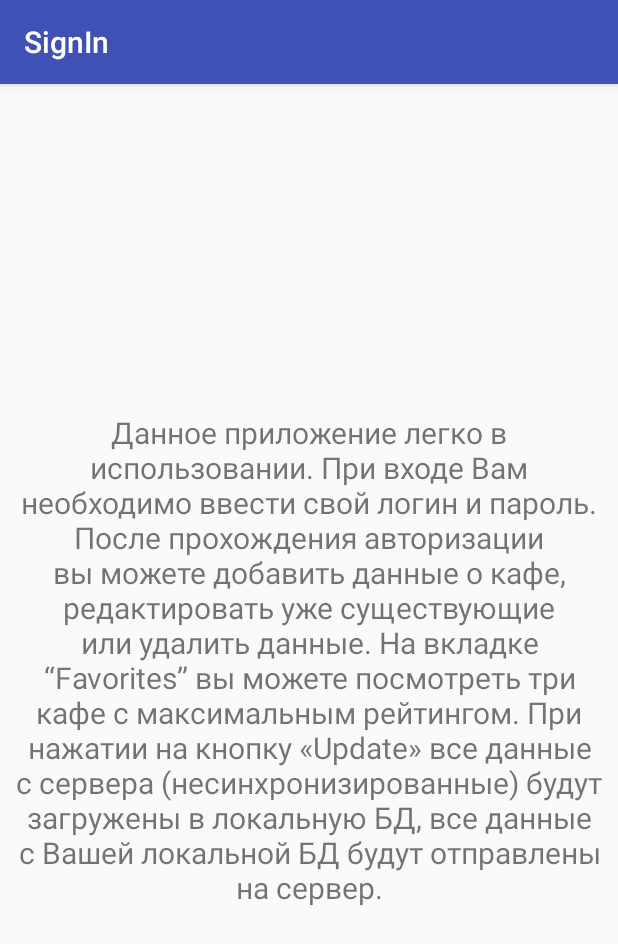
After one commit to AlenKir/CafesApp, an Android app: the HelpActivity screen opened directly, with no data from a screen before it, on a phone screen of 412 x 824 dp. The commit adds this screen. Shown: the top 944 px of the screen. Run offline under Robolectric (Android 15) with nearby library versions, the phone set to English and light mode, and no system bars.

Commit message:
added help gile

```diff
--- a/app/src/main/AndroidManifest.xml
+++ b/app/src/main/AndroidManifest.xml
@@ -31,7 +31,7 @@
         <activity
             android:name=".MainActivity"
             android:label="CafesApp"
-            android:theme="@style/AppTheme.NoActionBar"/>
+            android:theme="@style/AppTheme.NoActionBar" />
         <activity
             android:name=".AddActivity"
             android:label="Add" />
@@ -57,6 +57,8 @@
         <meta-data
             android:name="com.google.android.gms.version"
             android:value="@integer/google_play_services_version" />
+
+        <activity android:name=".HelpActivity"></activity>
     </application>
 
 </manifest>
--- /dev/null
+++ b/app/src/main/java/com/example/alena_adm/cafesapp/HelpActivity.java
@@ -0,0 +1,13 @@
+package com.example.alena_adm.cafesapp;
+
+import android.support.v7.app.AppCompatActivity;
+import android.os.Bundle;
+
+public class HelpActivity extends AppCompatActivity {
+
+    @Override
+    protected void onCreate(Bundle savedInstanceState) {
+        super.onCreate(savedInstanceState);
+        setContentView(R.layout.activity_help);
+    }
+}
--- a/app/src/main/java/com/example/alena_adm/cafesapp/MainActivity.java
+++ b/app/src/main/java/com/example/alena_adm/cafesapp/MainActivity.java
@@ -80,4 +80,9 @@ public class MainActivity extends AppCompatActivity {
         Intent intObj = new Intent(this, ExampleActivity.class);
         startActivity(intObj);
     }
+
+    public void onClickHelp(MenuItem item) {
+        Intent intObj = new Intent(this, HelpActivity.class);
+        startActivity(intObj);
+    }
 }
--- a/app/src/main/java/com/example/alena_adm/cafesapp/SampleAPI.java
+++ b/app/src/main/java/com/example/alena_adm/cafesapp/SampleAPI.java
@@ -23,7 +23,7 @@ import retrofit2.http.Path;
 
 public interface SampleAPI {
 
-    String BASE_URL = "http://192.168.1.102:8080";
+    String BASE_URL = "http://192.168.43.130:8080";
 
     //@GET("your_endpoint") Call<YOUR_POJO> getWeather(@Query("from") String from);
     @GET("/cafes")
--- /dev/null
+++ b/app/src/main/res/layout/activity_help.xml
@@ -0,0 +1,18 @@
+<?xml version="1.0" encoding="utf-8"?>
+<android.support.constraint.ConstraintLayout xmlns:android="http://schemas.android.com/apk/res/android"
+    xmlns:app="http://schemas.android.com/apk/res-auto"
+    xmlns:tools="http://schemas.android.com/tools"
+    android:layout_width="match_parent"
+    android:layout_height="match_parent"
+    tools:context="com.example.alena_adm.cafesapp.HelpActivity"
+    android:gravity="center">
+
+    <TextView
+        android:layout_width="match_parent"
+        android:layout_height="match_parent"
+        android:text="@string/instruction"
+        android:gravity="center"
+        android:padding="10dp"
+        android:textSize="20dp"/>
+
+</android.support.constraint.ConstraintLayout>
--- a/app/src/main/res/menu/menu_main.xml
+++ b/app/src/main/res/menu/menu_main.xml
@@ -20,4 +20,10 @@
         android:title="All"
         app:showAsAction="always"
         android:icon="@android:drawable/arrow_down_float"/>
+
+    <item
+        android:id="@+id/help"
+        android:title="Help"
+        app:showAsAction="never"
+        android:onClick="onClickHelp"/>
 </menu>
--- a/app/src/main/res/values/strings.xml
+++ b/app/src/main/res/values/strings.xml
@@ -18,4 +18,14 @@
     <string name="permission_rationale">"Contacts permissions are needed for providing email
         completions."
     </string>
+    <string name="instruction">Данное приложение легко в использовании. При входе Вам
+необходимо ввести свой логин и пароль.
+После прохождения авторизации вы можете добавить данные о кафе,
+редактировать уже существующие или удалить данные.
+На вкладке “Favorites” вы можете посмотреть три кафе с
+максимальным рейтингом.
+При нажатии на кнопку «Update» все данные с сервера
+(несинхронизированные) будут загружены в локальную БД, все данные с
+Вашей локальной БД будут отправлены на сервер.
+</string>
 </resources>
```
Also changed, not shown: app/src/main/java/com/example/alena_adm/cafesapp/AddActivity.java (+0 -42 lines).
